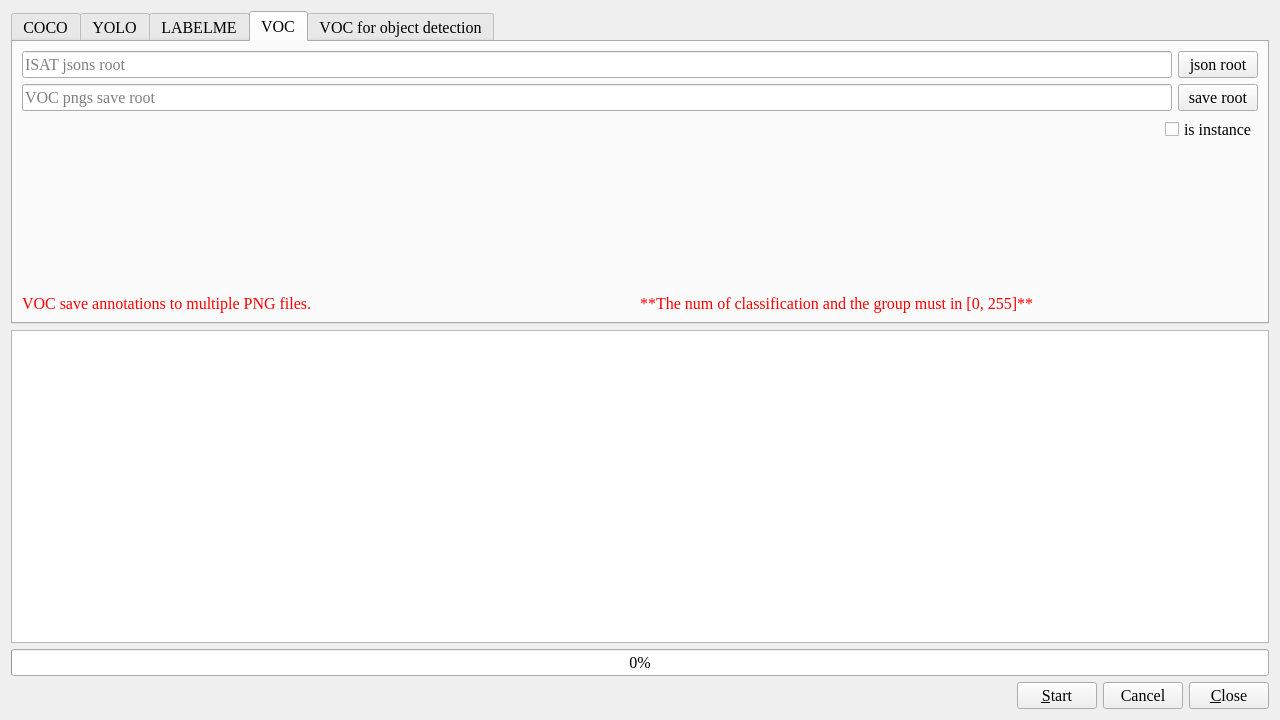
This is ISAT/ui/Converter_dialog.ui in yatengLG/ISAT_with_segment_anything as Qt 5 draws it before an edit. The edited form follows.
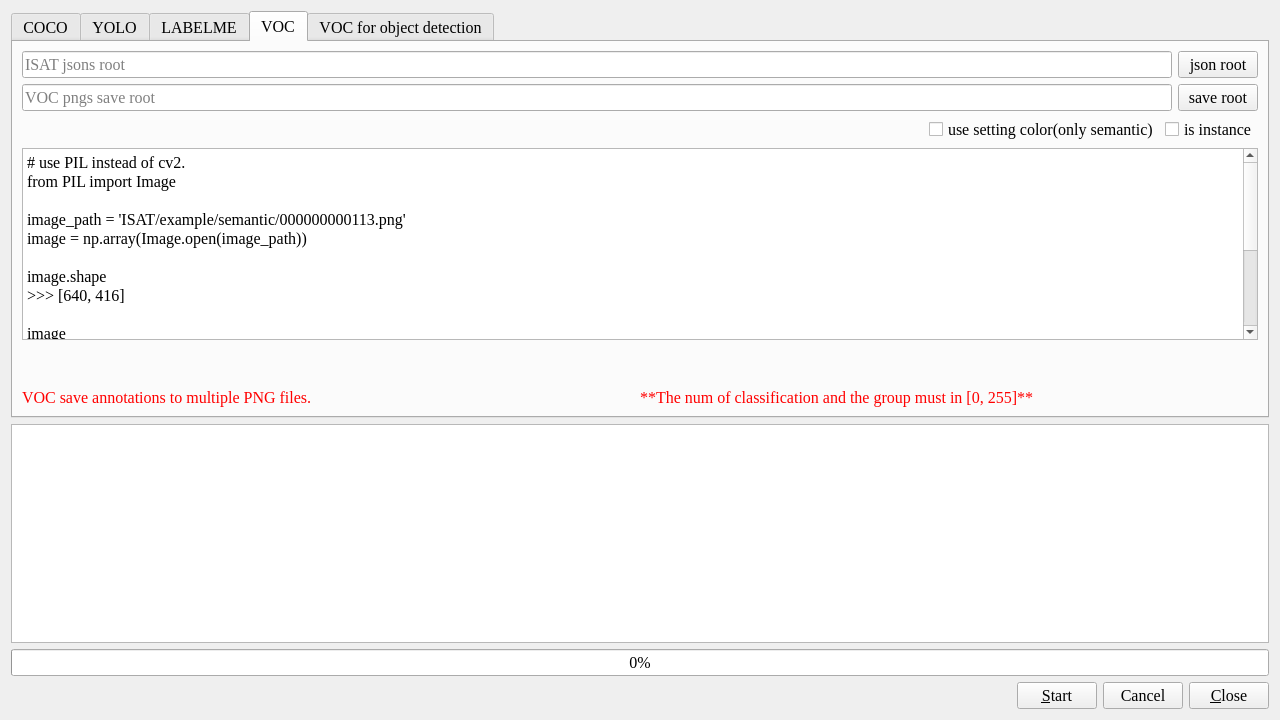
This is the edited form. The open tabs and pages were chosen to show the change.

Commit message: - 为ISAT转VOC语义分割，添加[使用设置的类别颜色]选择功能。   转换VOC语义分割时，支持导出与设置类别颜色一致的png图。（可切换，颜色只用于显示，对实际像素值不会造成影响。**读取png时用PIL读取**）

What changed in the file:
```diff
--- a/ISAT/ui/Converter_dialog.ui
+++ b/ISAT/ui/Converter_dialog.ui
@@ -995,6 +995,13 @@
             </property>
            </spacer>
           </item>
+          <item>
+           <widget class="QCheckBox" name="checkBox_use_setting_color">
+            <property name="text">
+             <string>use setting color(only semantic)</string>
+            </property>
+           </widget>
+          </item>
           <item>
            <widget class="QCheckBox" name="checkBox_is_instance">
             <property name="text">
@@ -1005,6 +1012,40 @@
          </layout>
         </widget>
        </item>
+       <item>
+        <widget class="QTextBrowser" name="textBrowser_2">
+         <property name="maximumSize">
+          <size>
+           <width>16777215</width>
+           <height>16777215</height>
+          </size>
+         </property>
+         <property name="html">
+          <string>&lt;!DOCTYPE HTML PUBLIC &quot;-//W3C//DTD HTML 4.0//EN&quot; &quot;http://www.w3.org/TR/REC-html40/strict.dtd&quot;&gt;
+&lt;html&gt;&lt;head&gt;&lt;meta name=&quot;qrichtext&quot; content=&quot;1&quot; /&gt;&lt;style type=&quot;text/css&quot;&gt;
+p, li { white-space: pre-wrap; }
+&lt;/style&gt;&lt;/head&gt;&lt;body style=&quot; font-family:'Times New Roman'; font-size:12pt; font-weight:400; font-style:normal;&quot;&gt;
+&lt;p style=&quot; margin-top:0px; margin-bottom:0px; margin-left:0px; margin-right:0px; -qt-block-indent:0; text-indent:0px;&quot;&gt;# use PIL instead of cv2.&lt;/p&gt;
+&lt;p style=&quot; margin-top:0px; margin-bottom:0px; margin-left:0px; margin-right:0px; -qt-block-indent:0; text-indent:0px;&quot;&gt;from PIL import Image&lt;/p&gt;
+&lt;p style=&quot;-qt-paragraph-type:empty; margin-top:0px; margin-bottom:0px; margin-left:0px; margin-right:0px; -qt-block-indent:0; text-indent:0px;&quot;&gt;&lt;br /&gt;&lt;/p&gt;
+&lt;p style=&quot; margin-top:0px; margin-bottom:0px; margin-left:0px; margin-right:0px; -qt-block-indent:0; text-indent:0px;&quot;&gt;image_path = 'ISAT/example/semantic/000000000113.png'&lt;/p&gt;
+&lt;p style=&quot; margin-top:0px; margin-bottom:0px; margin-left:0px; margin-right:0px; -qt-block-indent:0; text-indent:0px;&quot;&gt;image = np.array(Image.open(image_path))&lt;/p&gt;
+&lt;p style=&quot;-qt-paragraph-type:empty; margin-top:0px; margin-bottom:0px; margin-left:0px; margin-right:0px; -qt-block-indent:0; text-indent:0px;&quot;&gt;&lt;br /&gt;&lt;/p&gt;
+&lt;p style=&quot; margin-top:0px; margin-bottom:0px; margin-left:0px; margin-right:0px; -qt-block-indent:0; text-indent:0px;&quot;&gt;image.shape&lt;/p&gt;
+&lt;p style=&quot; margin-top:0px; margin-bottom:0px; margin-left:0px; margin-right:0px; -qt-block-indent:0; text-indent:0px;&quot;&gt;&amp;gt;&amp;gt;&amp;gt; [640, 416]&lt;/p&gt;
+&lt;p style=&quot;-qt-paragraph-type:empty; margin-top:0px; margin-bottom:0px; margin-left:0px; margin-right:0px; -qt-block-indent:0; text-indent:0px;&quot;&gt;&lt;br /&gt;&lt;/p&gt;
+&lt;p style=&quot; margin-top:0px; margin-bottom:0px; margin-left:0px; margin-right:0px; -qt-block-indent:0; text-indent:0px;&quot;&gt;image&lt;/p&gt;
+&lt;p style=&quot; margin-top:0px; margin-bottom:0px; margin-left:0px; margin-right:0px; -qt-block-indent:0; text-indent:0px;&quot;&gt;&amp;gt;&amp;gt;&amp;gt; [[0, 0, 0, ...0, 0, 0],&lt;/p&gt;
+&lt;p style=&quot; margin-top:0px; margin-bottom:0px; margin-left:0px; margin-right:0px; -qt-block-indent:0; text-indent:0px;&quot;&gt;         [0, 0, 0, ...0, 0, 0],&lt;/p&gt;
+&lt;p style=&quot; margin-top:0px; margin-bottom:0px; margin-left:0px; margin-right:0px; -qt-block-indent:0; text-indent:0px;&quot;&gt;         [0, 0, 0, ...0, 0, 0],&lt;/p&gt;
+&lt;p style=&quot; margin-top:0px; margin-bottom:0px; margin-left:0px; margin-right:0px; -qt-block-indent:0; text-indent:0px;&quot;&gt;         ...&lt;/p&gt;
+&lt;p style=&quot; margin-top:0px; margin-bottom:0px; margin-left:0px; margin-right:0px; -qt-block-indent:0; text-indent:0px;&quot;&gt;         [0, 0, 0, ...7, 7, 7],&lt;/p&gt;
+&lt;p style=&quot; margin-top:0px; margin-bottom:0px; margin-left:0px; margin-right:0px; -qt-block-indent:0; text-indent:0px;&quot;&gt;         [0, 0, 0, ...7, 7, 7],&lt;/p&gt;
+&lt;p style=&quot; margin-top:0px; margin-bottom:0px; margin-left:0px; margin-right:0px; -qt-block-indent:0; text-indent:0px;&quot;&gt;         [0, 0, 0, ...7, 7, 7]]&lt;/p&gt;
+&lt;p style=&quot;-qt-paragraph-type:empty; margin-top:0px; margin-bottom:0px; margin-left:0px; margin-right:0px; -qt-block-indent:0; text-indent:0px;&quot;&gt;&lt;br /&gt;&lt;/p&gt;&lt;/body&gt;&lt;/html&gt;</string>
+         </property>
+        </widget>
+       </item>
        <item>
         <spacer name="verticalSpacer">
          <property name="orientation">
```
Left out of the diff: 8 changed lines with no effect on the pictures. The commit also changes 11 other files.
